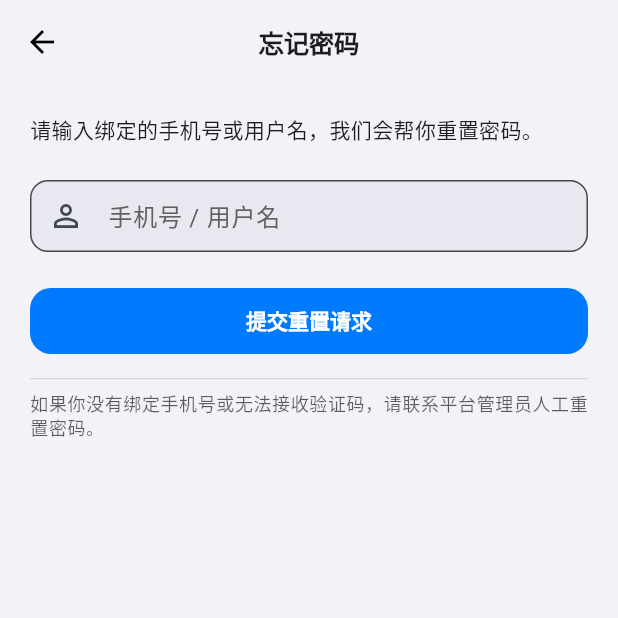
After one commit to i3yxman/survey_app, a Flutter app: the ForgotPasswordPage screen opened by its route, on a phone screen of 412 x 824 dp, the top half of it. The commit adds this screen. Run offline on Flutter 3.47's test engine with Material 3 defaults, Android fonts, the phone set to English and light mode, and no system bars; our stand-ins replace dio, flutter_secure_storage, geolocator, local_auth, video_player; missing offline and left inert: maps_launcher, photo_manager, video_thumbnail, wechat_assets_picker; accounts and stored records are empty.

Commit message:
Add change password in accout page, and forgot password in login page.

```diff
--- a/lib/app.dart
+++ b/lib/app.dart
@@ -8,7 +8,9 @@ import 'screens/login/login_page.dart';
 import 'screens/home/home_page.dart';
 import 'screens/assignments/assignment_detail_page.dart';
 import 'screens/assignments/survey_fill_page.dart';
-import 'screens/splash/splash_page.dart';   // ⭐ 新增：引入启动页
+import 'screens/splash/splash_page.dart';
+import 'screens/login/forgot_password_page.dart';
+import 'screens/account/change_password_page.dart';
 import 'providers/auth_provider.dart';
 import 'providers/assignment_provider.dart';
 import 'providers/job_postings_provider.dart';
@@ -42,6 +44,8 @@ class MyApp extends StatelessWidget {
           '/home': (_) => const HomePage(),
           '/assignment-detail': (context) => const AssignmentDetailPage(),
           '/survey-fill': (context) => const SurveyFillPage(),
+          '/forgot-password': (_) => const ForgotPasswordPage(),
+          '/change-password': (_) => const ChangePasswordPage(),
         },
       ),
     );
--- /dev/null
+++ b/lib/screens/login/forgot_password_page.dart
@@ -0,0 +1,135 @@
+// lib/screens/login/forgot_password_page.dart
+
+import 'package:flutter/material.dart';
+import 'package:provider/provider.dart';
+
+import '../../services/api_service.dart';
+import '../../models/api_models.dart';
+import '../../providers/auth_provider.dart';
+
+class ForgotPasswordPage extends StatefulWidget {
+  const ForgotPasswordPage({super.key});
+
+  @override
+  State<ForgotPasswordPage> createState() => _ForgotPasswordPageState();
+}
+
+class _ForgotPasswordPageState extends State<ForgotPasswordPage> {
+  final _identifierCtrl = TextEditingController(); // 可以是用户名 / 手机 / 邮箱
+  bool _submitting = false;
+
+  @override
+  void dispose() {
+    _identifierCtrl.dispose();
+    super.dispose();
+  }
+
+  Future<void> _submit() async {
+    final identifier = _identifierCtrl.text.trim();
+    if (identifier.isEmpty) {
+      ScaffoldMessenger.of(context).showSnackBar(
+        const SnackBar(content: Text('请输入手机号或用户名')),
+      );
+      return;
+    }
+
+    setState(() {
+      _submitting = true;
+    });
+
+    try {
+      // 这里直接用 ApiService，你也可以封到 AuthProvider 里
+      final api = ApiService();
+      final detail = await api.requestPasswordReset(
+        usernameOrPhone: identifier,
+      );
+
+      if (!mounted) return;
+      ScaffoldMessenger.of(context).showSnackBar(
+        SnackBar(content: Text(detail)),
+      );
+      Navigator.pop(context);
+    } on ApiException catch (e) {
+      if (!mounted) return;
+      ScaffoldMessenger.of(context).showSnackBar(
+        SnackBar(content: Text('重置失败：${e.message}')),
+      );
+    } catch (e) {
+      if (!mounted) return;
+      ScaffoldMessenger.of(context).showSnackBar(
+        const SnackBar(content: Text('重置失败，请稍后再试')),
+      );
+    } finally {
+      if (mounted) {
+        setState(() {
+          _submitting = false;
+        });
+      }
+    }
+  }
+
+  @override
+  Widget build(BuildContext context) {
+    final theme = Theme.of(context);
+    final isDark = theme.brightness == Brightness.dark;
+
+    return Scaffold(
+      appBar: AppBar(
+        title: const Text('忘记密码'),
+      ),
+      body: SafeArea(
+        child: Padding(
+          padding: const EdgeInsets.all(20),
+          child: Column(
+            crossAxisAlignment: CrossAxisAlignment.start,
+            children: [
+              Text(
+                '请输入绑定的手机号或用户名，我们会帮你重置密码。',
+                style: theme.textTheme.bodyMedium,
+              ),
+              const SizedBox(height: 24),
+              TextField(
+                controller: _identifierCtrl,
+                decoration: InputDecoration(
+                  labelText: '手机号 / 用户名',
+                  prefixIcon: const Icon(Icons.person_outline),
+                  border: OutlineInputBorder(
+                    borderRadius: BorderRadius.circular(12),
+                  ),
+                ),
+              ),
+              const SizedBox(height: 24),
+              SizedBox(
+                width: double.infinity,
+                height: 44,
+                child: ElevatedButton(
+                  onPressed: _submitting ? null : _submit,
+                  child: _submitting
+                      ? const SizedBox(
+                          width: 20,
+                          height: 20,
+                          child: CircularProgressIndicator(
+                            strokeWidth: 2,
+                            valueColor:
+                                AlwaysStoppedAnimation<Color>(Colors.white),
+                          ),
+                        )
+                      : const Text('提交重置请求'),
+                ),
+              ),
+              const SizedBox(height: 16),
+              const Divider(),
+              const SizedBox(height: 8),
+              Text(
+                '如果你没有绑定手机号或无法接收验证码，请联系平台管理员人工重置密码。',
+                style: theme.textTheme.bodySmall?.copyWith(
+                  color: theme.textTheme.bodySmall?.color?.withOpacity(0.7),
+                ),
+              ),
+            ],
+          ),
+        ),
+      ),
+    );
+  }
+}
```
Also changed, not shown: lib/providers/auth_provider.dart (+58 -0 lines), lib/screens/account/account_page.dart (+8 -0 lines), lib/screens/account/change_password_page.dart (added, +202 -0 lines), lib/screens/login/login_page.dart (+50 -4 lines), lib/services/api_service.dart (+100 -0 lines).
